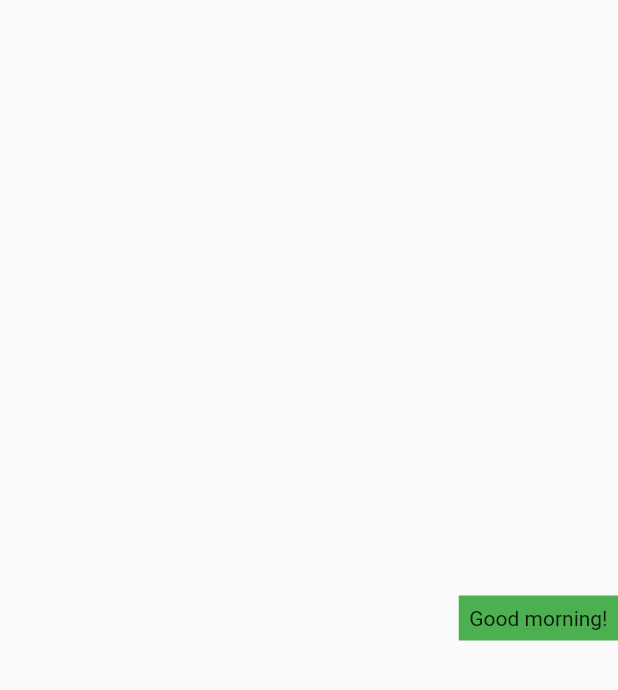
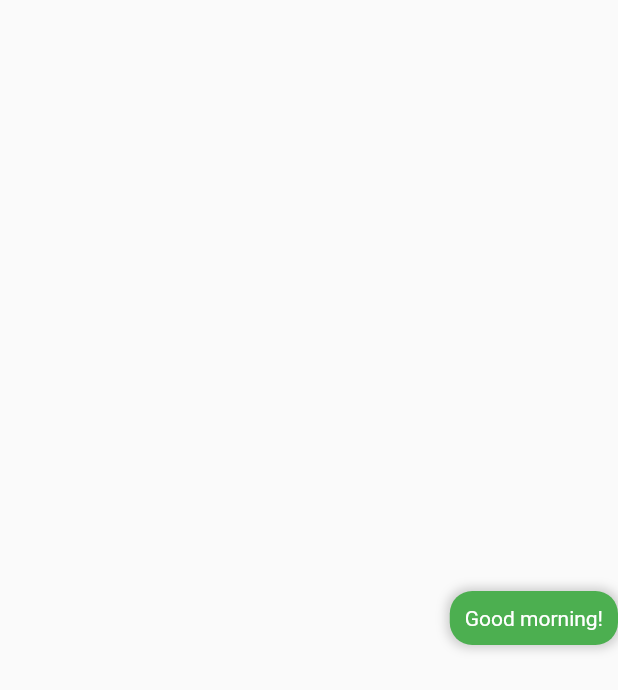
Before and after one commit to cloudoti/chat-curso, a Flutter app: the ChatItem widget shown alone on an empty page, opened directly with sample values from the repository, on a phone screen of 412 x 824 dp. Shown: the top 690 px of the screen. Run offline on Flutter 3.47's test engine with Material 2 defaults, Android fonts, the phone set to English and light mode, and no system bars; our stand-ins replace get.

Commit message:
change ronal

```diff
--- a/lib/src/domain/entity/contact.dart
+++ b/lib/src/domain/entity/contact.dart
@@ -5,6 +5,7 @@ class Contact {
   String? lastMessageTime;
   int? lastEvent;
   bool? isActive;
+  String? avatarUrl;
 
   Contact(
       {this.name,
@@ -12,5 +13,6 @@ class Contact {
       this.lastMessage,
       this.lastEvent,
       this.lastMessageTime,
-      this.isActive});
+      this.isActive,
+      this.avatarUrl});
 }
--- a/lib/src/presentation/conversation/widget/chat_item.dart
+++ b/lib/src/presentation/conversation/widget/chat_item.dart
@@ -20,18 +20,57 @@ class _ChatItemState extends State<ChatItem> {
         return Container(
           alignment: Alignment.centerRight,
           child: Container(
-            padding: EdgeInsets.all(7),
-            child: Text(msg.message!),
-            color: Colors.green,
+            constraints: BoxConstraints(
+              maxWidth: MediaQuery.of(context).size.width * 0.80,
+            ),
+            padding: EdgeInsets.all(10),
+            margin: EdgeInsets.symmetric(vertical: 10),
+            decoration: BoxDecoration(
+              color: Colors.green,
+              borderRadius: BorderRadius.circular(15),
+              boxShadow: [
+                BoxShadow(
+                  color: Colors.grey.withOpacity(0.5),
+                  spreadRadius: 2,
+                  blurRadius: 5,
+                ),
+              ],
+            ),
+            child: Text(
+              msg.message!,
+              style: TextStyle(
+                color: Colors.white,
+              ),
+            ),
           ),
+
         );
       case TypeMessage.RECEIVE:
         return Container(
           alignment: Alignment.centerLeft,
           child: Container(
-            padding: EdgeInsets.all(7),
-            child: Text(msg.message!),
-            color: Colors.grey,
+            constraints: BoxConstraints(
+              maxWidth: MediaQuery.of(context).size.width * 0.80,
+            ),
+            padding: EdgeInsets.all(10),
+            margin: EdgeInsets.symmetric(vertical: 10),
+            decoration: BoxDecoration(
+              color: Colors.white,
+              borderRadius: BorderRadius.circular(15),
+              boxShadow: [
+                BoxShadow(
+                  color: Colors.grey.withOpacity(0.5),
+                  spreadRadius: 2,
+                  blurRadius: 5,
+                ),
+              ],
+            ),
+            child: Text(
+              msg.message!,
+              style: TextStyle(
+                color: Colors.black54,
+              ),
+            ),
           ),
         );
       case TypeMessage.DATE:
--- a/lib/src/presentation/home/home_screen.dart
+++ b/lib/src/presentation/home/home_screen.dart
@@ -48,9 +48,9 @@ class HomeScreen extends GetWidget<HomeController> {
                       itemBuilder: (context, index) {
                         return InkWell(
                           onTap: () {
-
                             Get.toNamed(AppRoutes.chat, arguments: controller.listContact.value[index]);
                           },
+
                           child: ContactChatItem(contact: controller.listContact.value[index]),
                         );
                       })
```
Also changed, not shown: lib/src/data/local_db.dart (+10 -5 lines), lib/src/presentation/conversation/conversation_screen.dart (+24 -0 lines), lib/src/presentation/conversation/widget/contact_info.dart (+30 -2 lines), lib/src/presentation/home/widget/contact_chat_item.dart (+42 -1 lines), 6 other files.
